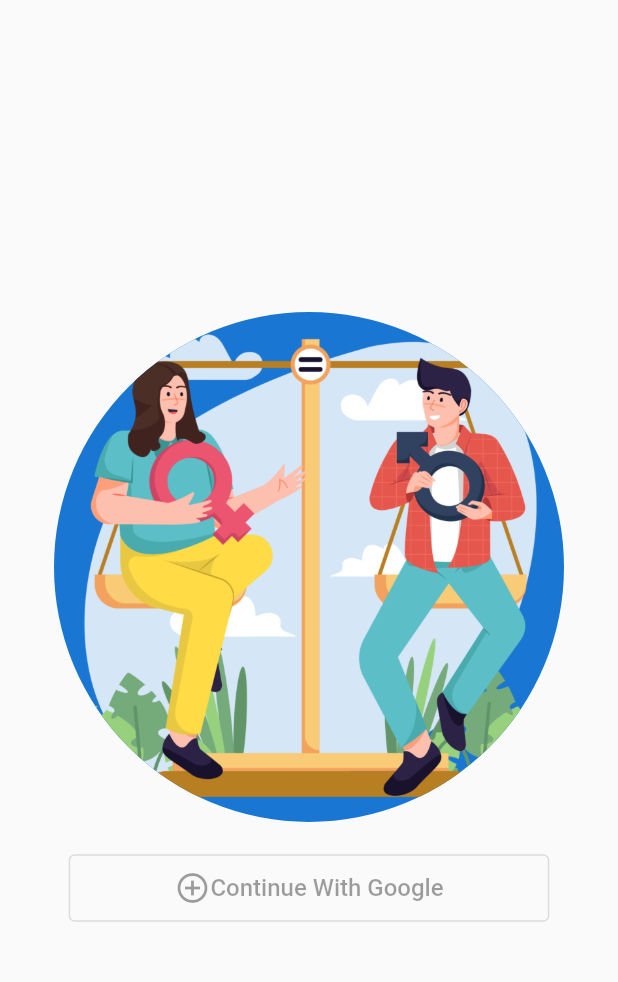
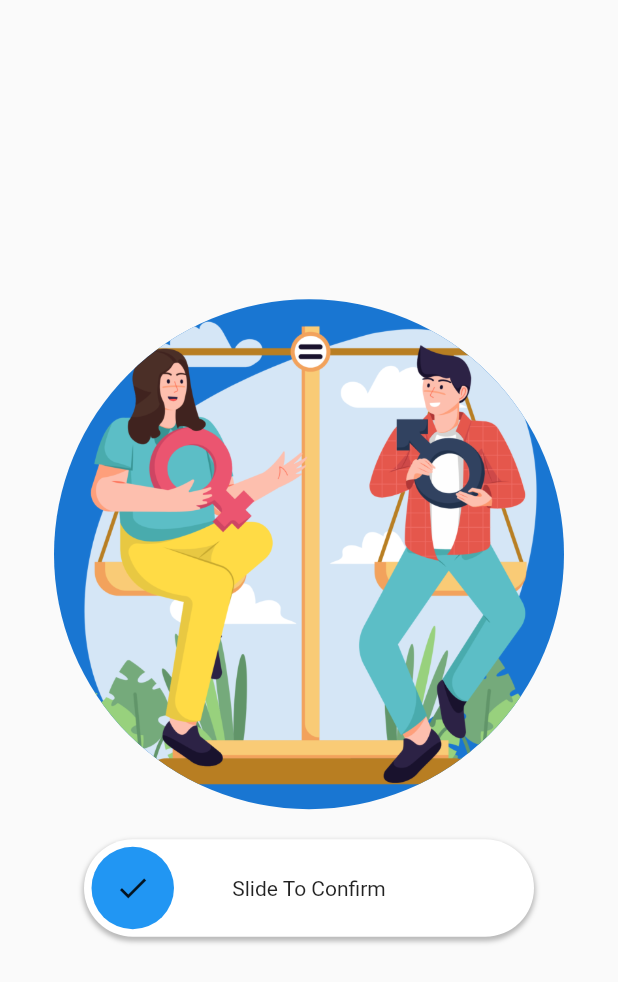
Before and after one commit to Solution-challenge-GDSC-PPSU/Equalista, a Flutter app: the Loginpage screen opened directly, on a phone screen of 412 x 824 dp. Shown: the top 982 px of the screen. Run offline on Flutter 3.47's test engine with Material 2 defaults, Android fonts, the phone set to English and light mode, and no system bars; drawn by our look-alikes of action_slider; our stand-ins replace file_picker, firebase_auth, firebase_core, get, google_sign_in; accounts and stored records are empty.

Commit message:
added slider with login button

```diff
--- a/lib/SignupFiles/loginpage.dart
+++ b/lib/SignupFiles/loginpage.dart
@@ -1,3 +1,4 @@
+import 'package:action_slider/action_slider.dart';
 import 'package:equalista/Globalservices/firebase_helper.dart';
 import 'package:equalista/SignupFiles/role_selectpage.dart';
 import 'package:flutter/material.dart';
@@ -27,12 +28,15 @@ class _LoginpageState extends State<Loginpage> {
             SizedBox(
               height: 20,
             ),
-            OutlinedButton(
-                style: OutlinedButton.styleFrom(
-                  primary: Colors.black38,
-                  // backgroundColor: Colors.lightBlue.shade100,
-                ),
-                onPressed: () {
+            ActionSlider.standard(
+              width: 300.0,
+              icon: Icon(Icons.done,),
+              child: const Text('Slide To Confirm'),
+              action: (controller) async {
+                controller.loading();
+                await Future.delayed(const Duration(seconds: 3));
+                controller.success();
+                await Future.delayed(const Duration(seconds: 1));
                 Navigator.push(context, MaterialPageRoute(builder: (context)=>Role_Selectpage()));
                 // DialogBuilder(context).showLoadingIndicator();
                 // FirebaseHelper.signInWithGoogle().then((value) {
@@ -40,19 +44,7 @@ class _LoginpageState extends State<Loginpage> {
                 //   Get.to(() => Role_Selectpage());
                 // });
               },
-                child: Container(
-                  width: width * 0.70,
-                  height: 45,
-                  child: Row(
-                    mainAxisAlignment: MainAxisAlignment.center,
-                    children: [
-                      Icon(Icons.add_circle_outline),
-                      Text("Continue With Google",
-                          textAlign: TextAlign.center,
-                          style: TextStyle(fontSize: 16)),
-                    ],
             ),
-                ))
           ],
         ),
       ),
--- a/pubspec.yaml
+++ b/pubspec.yaml
@@ -40,6 +40,8 @@ dependencies:
   google_sign_in: ^6.0.1
   get: ^4.6.5
   file_picker: ^5.2.5
+  action_slider: ^0.6.1
+
 
 dev_dependencies:
   flutter_test:
```
Also changed, not shown: pubspec.lock. Lines whose indentation alone changed are shown as unchanged.
